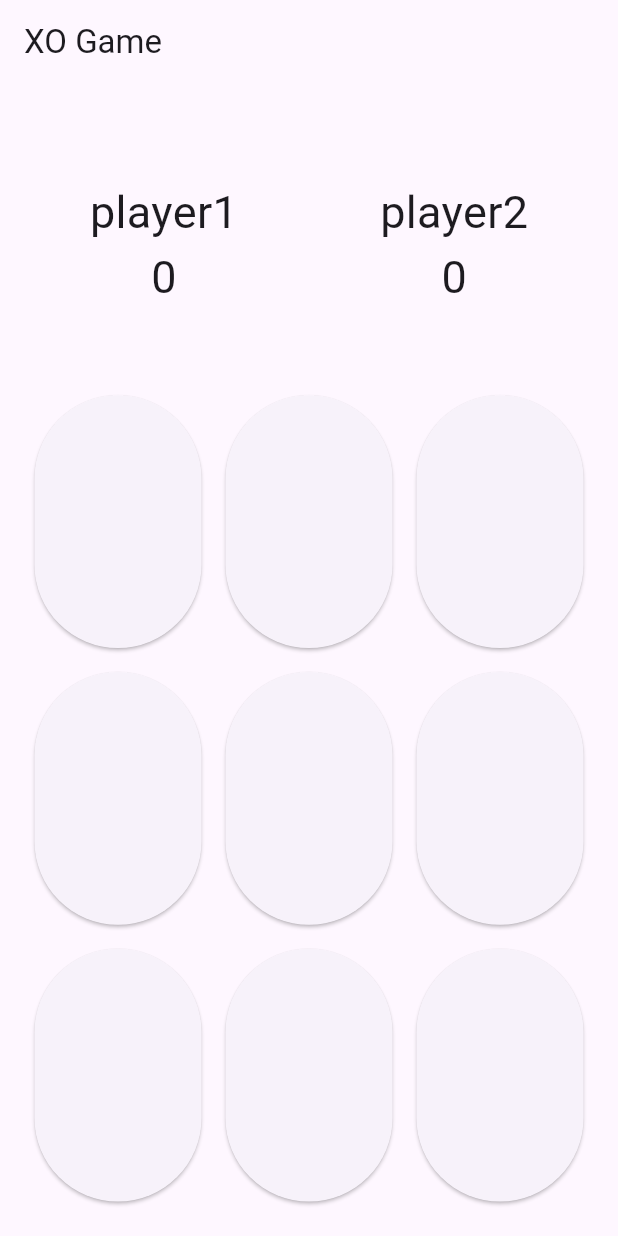
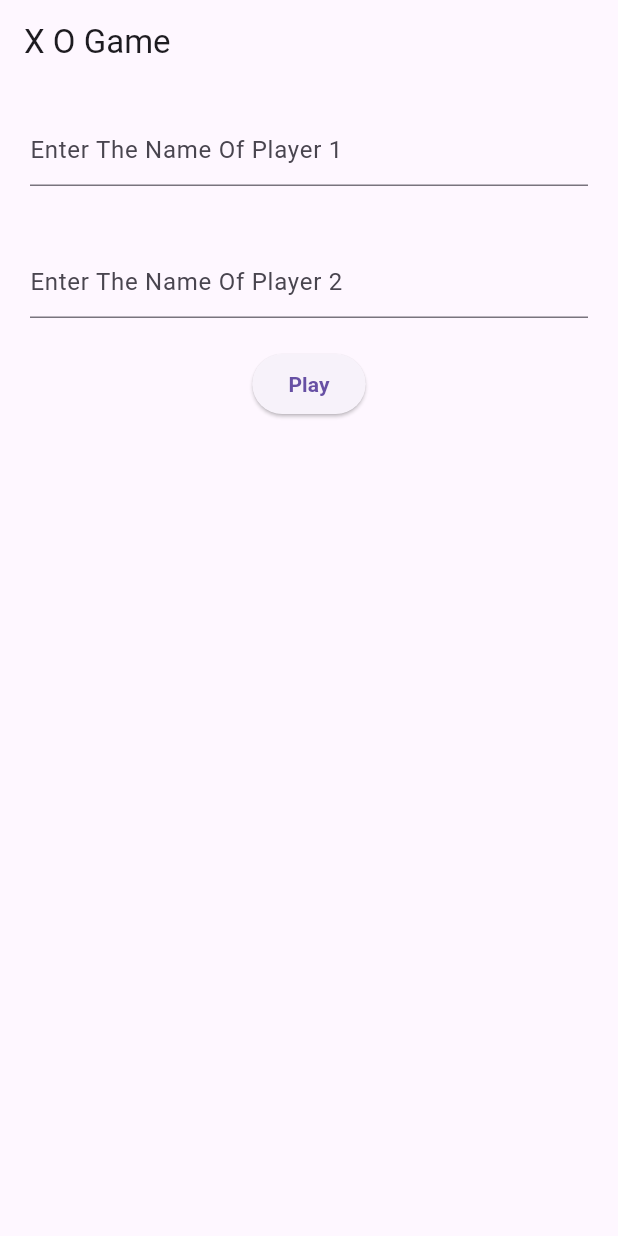
Before and after one commit to lediamassoud/x_o_game_flutter, a Flutter app: the screen it shows after launch, on a phone screen of 412 x 824 dp. Run offline on Flutter 3.47's test engine with Material 3 defaults, Android fonts, the phone set to English and light mode, and no system bars.

Commit message:
XO Game design and logic

```diff
--- /dev/null
+++ b/lib/players_names.dart
@@ -0,0 +1,56 @@
+import 'package:flutter/material.dart';
+
+class PlayersNames extends StatelessWidget {
+  static const routName = "PlayersNames";
+
+  TextEditingController namePlayer1 = TextEditingController();
+  TextEditingController namePlayer2 = TextEditingController();
+
+  PlayersNames({super.key});
+
+  @override
+  Widget build(BuildContext context) {
+    return Scaffold(
+      appBar: AppBar(title: Text("X O Game")),
+      body: Column(
+        children: [
+          Padding(
+            padding: const EdgeInsets.all(20.0),
+            child: TextField(
+              controller: namePlayer1,
+              decoration: InputDecoration(
+                hintText: "Enter The Name Of Player 1",
+              ),
+            ),
+          ),
+          Padding(
+            padding: const EdgeInsets.all(20.0),
+            child: TextField(
+              controller: namePlayer2,
+              decoration: const InputDecoration(
+                hintText: "Enter The Name Of Player 2",
+              ),
+            ),
+          ),
+          ElevatedButton(
+              onPressed: () {
+                Navigator.pushNamed(context, "GameBoard",
+                    arguments:
+                        GameBoardArguments(namePlayer1.text, namePlayer2.text));
+              },
+              child: const Text(
+                "Play",
+                style: TextStyle(fontWeight: FontWeight.bold),
+              ))
+        ],
+      ),
+    );
+  }
+}
+
+class GameBoardArguments {
+  String name1;
+  String name2;
+
+  GameBoardArguments(this.name1, this.name2);
+}
```
Also changed, not shown: lib/button_design.dart (+7 -2 lines), lib/game_board.dart (+131 -24 lines), lib/main.dart (+8 -2 lines), 2 other files.
